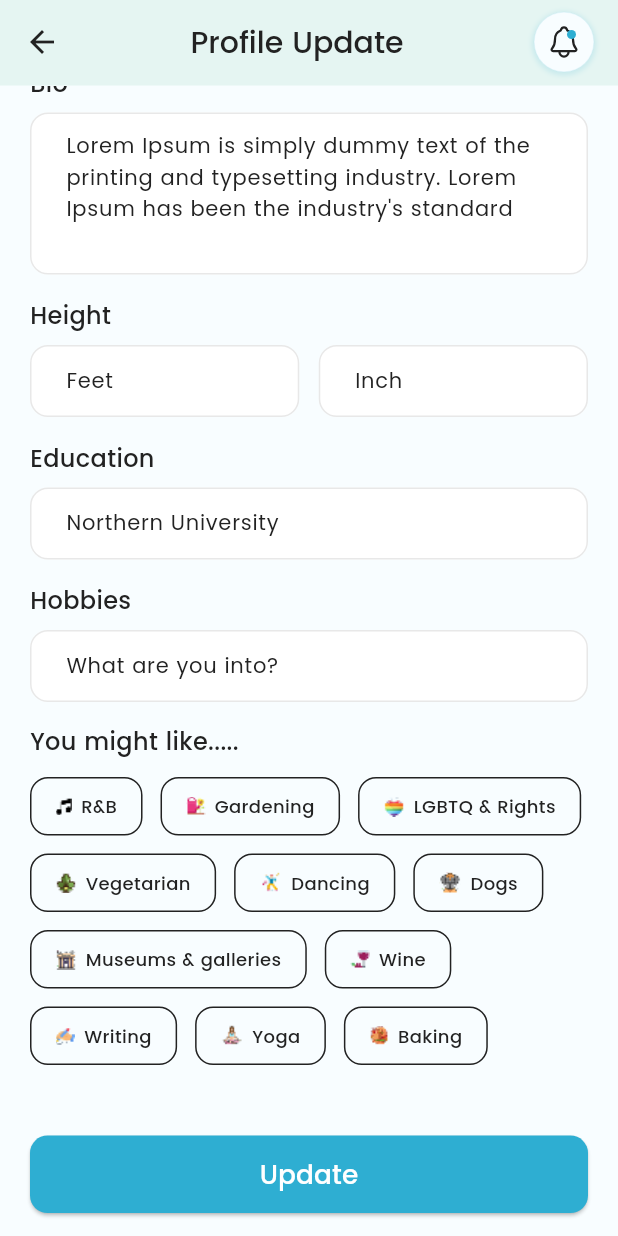
After one commit to MdLimon123/Sidneby-s-Dating-App, a Flutter app: the EditProfileScreen screen opened directly, scrolled down 238 dp, after a tap on "Update", on a phone screen of 412 x 824 dp. The commit adds this screen. Run offline on Flutter 3.47's test engine with Material 3 defaults, Android fonts, the light colour scheme and no system bars; our stand-ins replace country_code_picker, dotted_border, flutter_otp_text_field, flutter_screenutil, flutter_spinkit, flutter_svg and 4 more; accounts and stored records are empty.

Commit message:
complete update profile

```diff
--- /dev/null
+++ b/lib/views/screen/Profile/AllSubScreen/edit_profile_screen.dart
@@ -0,0 +1,245 @@
+import 'package:flutter/material.dart';
+import 'package:flutter_svg/flutter_svg.dart';
+import 'package:sindeby_dating_app/utils/app_colors.dart';
+import 'package:sindeby_dating_app/views/base/appbar.dart';
+import 'package:sindeby_dating_app/views/base/custom_button.dart';
+import 'package:sindeby_dating_app/views/base/custom_text_field.dart';
+
+class EditProfileScreen extends StatefulWidget {
+  const EditProfileScreen({super.key});
+
+  @override
+  State<EditProfileScreen> createState() => _EditProfileScreenState();
+}
+
+class _EditProfileScreenState extends State<EditProfileScreen> {
+
+  final nameTextController = TextEditingController();
+  final bioTextController = TextEditingController();
+  final heightTextController = TextEditingController();
+  final incheTextController = TextEditingController();
+  final collageNameController = TextEditingController();
+  final hobbiesController = TextEditingController();
+
+  final List<Map<String, dynamic>> hobbies = [
+    {"name": "R&B", "icon": "assets/image/m.png"},
+    {"name": "Gardening", "icon": "assets/image/g.png"},
+    {"name": "LGBTQ & Rights", "icon": "assets/image/l.png"},
+    {"name": "Vegetarian", "icon": "assets/image/va.png"},
+    {"name": "Dancing", "icon": "assets/image/da.png"},
+    {"name": "Dogs", "icon": "assets/image/dg.png"},
+    {"name": "Museums & galleries", "icon": "assets/image/mg.png"},
+    {"name": "Wine", "icon": "assets/image/w.png"},
+    {"name": "Writing", "icon": "assets/image/right.png"},
+    {"name": "Yoga", "icon": "assets/image/y.png"},
+    {"name": "Baking", "icon": "assets/image/b.png"},
+
+  ];
+  final List<String> selectedHobbies = [];
+
+  void toggleHobby(String hobby) {
+    setState(() {
+      if (selectedHobbies.contains(hobby)) {
+        selectedHobbies.remove(hobby);
+      } else {
+        selectedHobbies.add(hobby);
+      }
+    });
+  }
+
+  @override
+  Widget build(BuildContext context) {
+    return Scaffold(
+      backgroundColor: AppColors.backgroundColor,
+      appBar:Appbar(title: "Profile Update",),
+      body: ListView(
+        padding: EdgeInsets.symmetric(horizontal: 20, vertical: 16),
+        children: [
+          Center(
+            child: Stack(
+              alignment: Alignment.center,
+              children: [
+                Container(
+                  height: 92,
+                  width: 92,
+                  decoration: BoxDecoration(
+                      shape: BoxShape.circle,
+                      border: Border.all(color: Color(0xFF2EAED2), width: 2),
+                    image: DecorationImage(image: AssetImage('assets/image/dummay2.jpg'),
+                        colorFilter: ColorFilter.mode(
+                          Colors.black.withValues(alpha: 0.5),
+                          BlendMode.darken,
+                        ),
+                    fit: BoxFit.cover)
+                  ),
+                ),
+
+                Positioned(
+                  child: SvgPicture.asset('assets/icons/edit.svg'),
+                )
+              ],
+            ),
+          ),
+          SizedBox(height: 22,),
+          _headingText(
+            text: "Full name"
+          ),
+          SizedBox(height: 8,),
+          CustomTextField(controller: nameTextController,
+          hintText: "Tascos al pastor",),
+          SizedBox(height: 16,),
+          _headingText(text: "Bio"),
+          SizedBox(height: 8,),
+          CustomTextField(controller: bioTextController,
+          hintText: "Lorem Ipsum is simply dummy text of the printing and typesetting industry. Lorem Ipsum has been the industry's standard",
+          maxLines: 4,),
+          SizedBox(height: 16,),
+          _headingText(text: "Height"),
+          SizedBox(height: 8,),
+          Row(
+            children: [
+          Expanded(child:     CustomTextField(
+            controller: heightTextController,
+            hintText: "Feet",
+          )),
+           SizedBox(width: 13,),
+           Expanded(child:    CustomTextField(
+             controller: incheTextController,
+             hintText: "Inch",
+           )),
+            ],
+          ),
+          SizedBox(height: 16,),
+          _headingText(text: "Education"),
+          SizedBox(height: 8,),
+          CustomTextField(controller: collageNameController,
+          hintText: "Northern University",),
+          SizedBox(height: 16,),
+          _headingText(text: "Hobbies"),
+          SizedBox(height: 8,),
+          CustomTextField(controller: hobbiesController,
+          hintText: "What are you into?",),
+          SizedBox(height: 15,),
+
+          if (selectedHobbies.isNotEmpty) ...[
+            Wrap(
+              spacing: 8,
+              children: selectedHobbies.map((hobby) {
+                final icon = hobbies.firstWhere(
+                      (element) => element["name"] == hobby,
+                )["icon"];
+
+                return Stack(
+                  clipBehavior: Clip.none,
+                  children: [
+                    Chip(
+                      avatar: Image.asset(icon),
+                      side: BorderSide.none,
+                      label: Text(
+                        hobby,
+                        style: const TextStyle(color: Colors.white),
+                      ),
+                      backgroundColor: AppColors.primaryColor,
+                    ),
+                    Positioned(
+                      right: -6,
+                      top: -6,
+                      child: GestureDetector(
+                        onTap: () {
+                          setState(() {
+                            selectedHobbies.remove(hobby);
+                          });
+                        },
+                        child: Container(
+                          decoration: const BoxDecoration(
+                            color: Color(0xFFD40000),
+                            shape: BoxShape.circle,
+                          ),
+                          padding: const EdgeInsets.all(2),
+                          child: const Icon(
+                            Icons.close,
+                            size: 14,
+                            color: Colors.white,
+                          ),
+                        ),
+                      ),
+                    ),
+                  ],
+                );
+              }).toList(),
+            ),
+
+            const SizedBox(height: 20),
+          ],
+
+          _headingText(text: "You might like....."),
+          SizedBox(height: 12,),
+          Expanded(
+            child: Wrap(
+              spacing: 12,
+              runSpacing: 12,
+              children: hobbies.map((item) {
+                final name = item["name"];
+                final icon = item["icon"];
+                final isSelected = selectedHobbies.contains(name);
+
+                return GestureDetector(
+                  onTap: () {
+                    setState(() {
+                      if (isSelected) {
+                        selectedHobbies.remove(name);
+                      } else {
+                        selectedHobbies.add(name);
+                      }
+                    });
+                  },
+                  child: Container(
+                    padding: const EdgeInsets.symmetric(
+                      horizontal: 16,
+                      vertical: 10,
+                    ),
+                    decoration: BoxDecoration(
+                      borderRadius: BorderRadius.circular(12),
+                      border: Border.all(
+                          color: AppColors.textColor,
+                          width: 1
+                      ),
+                    ),
+                    child: Row(
+                      mainAxisSize: MainAxisSize.min,
+                      children: [
+                        Image.asset(icon),
+                        const SizedBox(width: 6),
+                        Text(
+                          name,
+                          style: TextStyle(
+                              color: AppColors.textColor,
+                              fontSize: 12,
+                              fontWeight: FontWeight.w500
+                          ),
+                        ),
+                      ],
+                    ),
+                  ),
+                );
+              }).toList(),
+            ),
+          ),
+          SizedBox(height: 47,),
+          CustomButton(onTap: (){},
+              text: "Update")
+
+        ]
+      ),
+    );
+  }
+
+   _headingText({required String text}) {
+    return Text(text,
+        style: TextStyle(
+          fontSize: 16,
+          fontWeight: FontWeight.w500,
+          color: AppColors.textColor
+        ),);
+  }
+}
--- a/lib/views/screen/Profile/profile_screen.dart
+++ b/lib/views/screen/Profile/profile_screen.dart
@@ -1,7 +1,9 @@
 import 'package:flutter/material.dart';
 import 'package:flutter_svg/flutter_svg.dart';
+import 'package:get/get.dart';
 import 'package:sindeby_dating_app/utils/app_colors.dart';
 import 'package:sindeby_dating_app/views/base/custom_switch.dart';
+import 'package:sindeby_dating_app/views/screen/Profile/AllSubScreen/edit_profile_screen.dart';
 
 import '../../base/bottom_menu..dart';
 
@@ -59,16 +61,21 @@ class _ProfileScreenState extends State<ProfileScreen> {
               child: Column(
                 children: [
                   _customContainer(
+                    onTap: (){
+                      Get.to(()=> EditProfileScreen());
+                    },
                     imagePath: 'assets/icons/person.svg',
                     text: 'Profile Update'
                   ),
                   SizedBox(height: 16,),
                   _customContainer(
+                    onTap: (){},
                       imagePath: 'assets/icons/subscription.svg',
                       text: 'Subscription'
                   ),
                   SizedBox(height: 16,),
                   _customContainer(
+                    onTap: (){},
                       imagePath: 'assets/icons/password.svg',
                       text: 'Password Change'
                   ),
@@ -144,8 +151,11 @@ class _ProfileScreenState extends State<ProfileScreen> {
   }
 
    _customContainer({required String imagePath,
-   required String text}) {
-    return Row(
+   required String text,
+   required Function() onTap}) {
+    return InkWell(
+      onTap: onTap,
+      child: Row(
         children: [
                       Container(
                         height: 42,
@@ -170,6 +180,7 @@ class _ProfileScreenState extends State<ProfileScreen> {
                       Icon(Icons.navigate_next, size: 24, color: AppColors.textColor,)
 
                     ],
+                  ),
     );
   }
 
--- a/lib/views/screen/SetupProfile/SetupUserProfile/height_screen.dart
+++ b/lib/views/screen/SetupProfile/SetupUserProfile/height_screen.dart
@@ -174,6 +174,8 @@ class _HeightScreenState extends State<HeightScreen> {
             hintText: 'What are you into?',
           ),
           SizedBox(height: 15),
+
+
           if (selectedHobbies.isNotEmpty) ...[
             Wrap(
               spacing: 8,
@@ -232,6 +234,7 @@ class _HeightScreenState extends State<HeightScreen> {
             color: AppColors.textColor),
           ),
           const SizedBox(height: 12),
+
           Expanded(
             child: Wrap(
               spacing: 12,
```
Also changed, not shown: assets/icons/edit.svg (added). Lines whose indentation alone changed are shown as unchanged.
